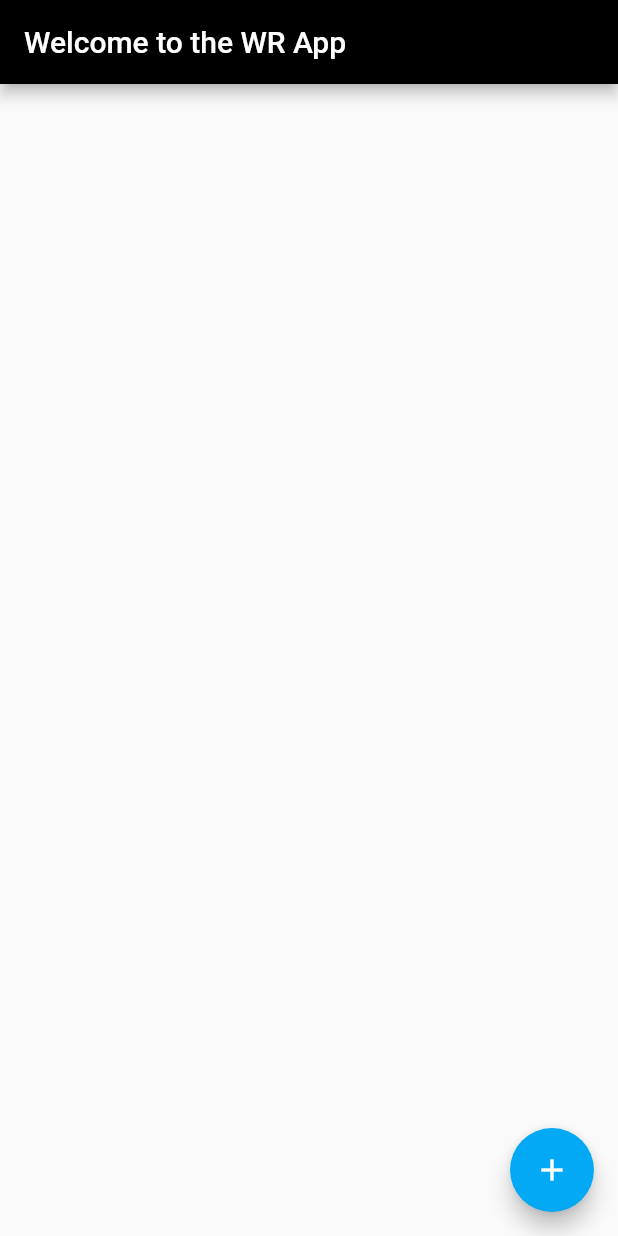
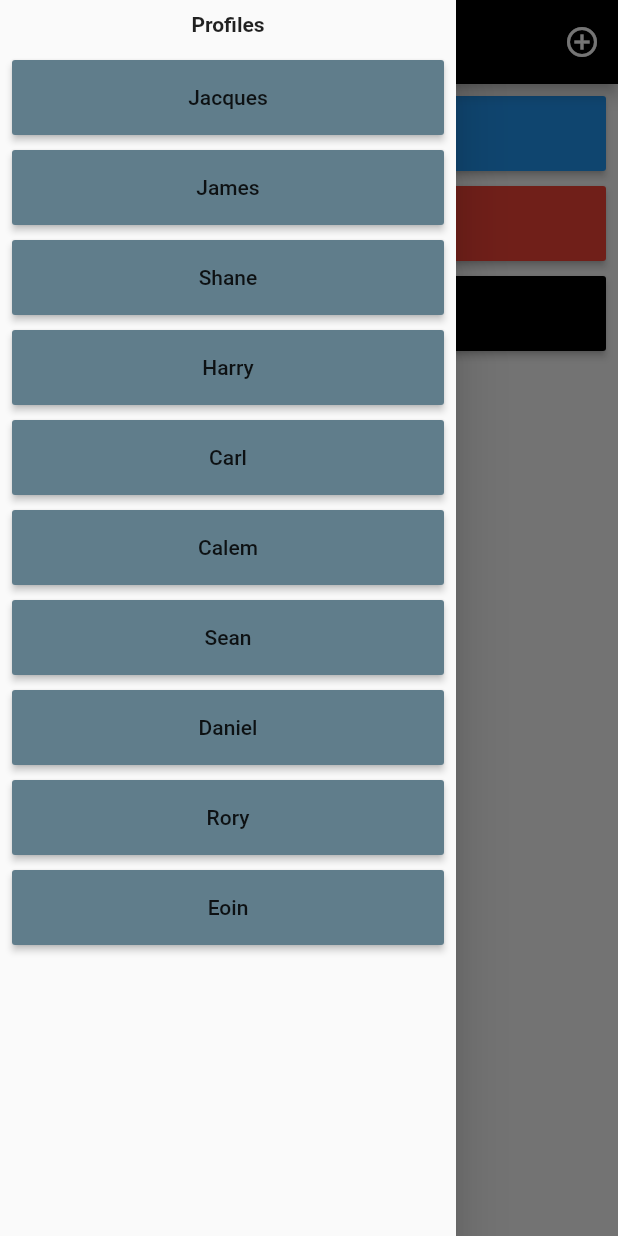
Before and after one commit to jschaeken/wrapp, a Flutter app: the screen it shows after launch, with the side drawer open (before the commit the screen has no drawer), on a phone screen of 412 x 824 dp. Run offline on Flutter 3.47's test engine with Material 2 defaults, Android fonts, the phone set to English and light mode, and no system bars.

Commit message:
Basic UI

```diff
--- a/lib/HomePage.dart
+++ b/lib/HomePage.dart
@@ -1,4 +1,6 @@
 import 'package:flutter/material.dart';
+import 'package:wrapp/Screens/DQList.dart';
+import 'package:wrapp/Screens/ProfileView.dart';
 
 class MyHomePage extends StatefulWidget {
   const MyHomePage({Key? key, required this.title}) : super(key: key);
@@ -9,33 +11,163 @@ class MyHomePage extends StatefulWidget {
 }
 
 class _MyHomePageState extends State<MyHomePage> {
-  int _counter = 0;
+  List<Widget> widgetList = [
+    MaterialButton(
+      height: 250,
+      color: Colors.blue,
+      onPressed: () => {},
+      child: Text('Button'),
+    ),
+    MaterialButton(
+      onPressed: () => {},
+      child: Text('Button'),
+    ),
+    MaterialButton(
+      onPressed: () => {},
+      child: Text('Button'),
+    ),
+    MaterialButton(
+      onPressed: () => {},
+      child: Text('Button'),
+    ),
+    MaterialButton(
+      onPressed: () => {},
+      child: Text('Button'),
+    ),
+  ];
 
-  void _incrementCounter() {
-    setState(() {
-      _counter++;
-    });
-  }
+  List<String> baseNames = [
+    'Jacques',
+    'James',
+    'Shane',
+    'Harry',
+    'Carl',
+    'Calem',
+    'Sean',
+    'Daniel',
+    'Rory',
+    'Eoin',
+  ];
 
+  List<Color> colorSwitches = [
+    Colors.blue,
+    Colors.red,
+    Colors.black,
+  ];
+
+  List<String> topics = [
+    'Betting',
+    'Voting',
+    'DQs',
+  ];
+  List screens = [
+    DQList(),
+  ];
   @override
   Widget build(BuildContext context) {
     return SafeArea(
       child: Scaffold(
+        drawer: Drawer(
+          child: Column(
+            children: [
+              const Center(
+                child: Padding(
+                  padding: EdgeInsets.all(8.0),
+                  child: Text(
+                    'Profiles',
+                    style: TextStyle(fontWeight: FontWeight.bold),
+                  ),
+                ),
+              ),
+              Padding(
+                padding: const EdgeInsets.all(8.0),
+                child: (SingleChildScrollView(
+                  child: ListView.separated(
+                    itemCount: baseNames.length,
+                    shrinkWrap: true,
+                    itemBuilder: (BuildContext context, int index) {
+                      return MaterialButton(
+                        onPressed: () => {
+                          Navigator.push(
+                            context,
+                            MaterialPageRoute(
+                                builder: (context) =>
+                                    ProfileView(baseNames[index])),
+                          ),
+                        },
+                        height: 50,
+                        color: Theme.of(context).colorScheme.background,
+                        child: Center(child: Text(baseNames[index])),
+                      );
+                    },
+                    separatorBuilder: (BuildContext context, int index) {
+                      return SizedBox(
+                        height: 10,
+                      );
+                    },
+                  ),
+                )),
+              ),
+            ],
+          ),
+        ),
         appBar: AppBar(
           title: Text(widget.title),
+          actions: [
+            IconButton(
+              icon: Icon(
+                Icons.add_circle_outline_sharp,
+                color: Theme.of(context).colorScheme.onPrimary,
+              ),
+              onPressed: () => {},
+            ),
+          ],
         ),
-        body: Center(
+        body: Padding(
+          padding: const EdgeInsets.all(8.0),
           child: Column(
-            mainAxisAlignment: MainAxisAlignment.center,
-            children: [Container()],
+            children: [
+              ListView.separated(
+                itemCount: topics.length,
+                shrinkWrap: true,
+                itemBuilder: (BuildContext context, int index) {
+                  return MaterialButton(
+                    height: 50,
+                    onPressed: () => {
+                      Navigator.push(
+                        context,
+                        MaterialPageRoute(builder: (context) => DQList()),
+                      )
+                    },
+                    color: colorSwitches[index % colorSwitches.length],
+                    child: Center(
+                        child: Text(
+                      topics[index],
+                      style: TextStyle(
+                          color: Theme.of(context).colorScheme.onPrimary),
+                    )),
+                  );
+                },
+                separatorBuilder: (BuildContext context, int index) {
+                  return SizedBox(
+                    height: 10,
+                  );
+                },
+              ),
+            ],
           ),
-        ),
-        floatingActionButton: FloatingActionButton(
-          onPressed: _incrementCounter,
-          tooltip: 'Increment',
-          child: const Icon(Icons.add),
         ),
       ),
     );
   }
 }
+/*
+
+DQs
+Bets
+Voting
+Profiles
+Comment section
+
+
+*/
--- a/lib/main.dart
+++ b/lib/main.dart
@@ -1,6 +1,6 @@
 import 'package:flutter/material.dart';
-
 import 'HomePage.dart';
+import 'Screens/ProfileView.dart';
 
 void main() {
   runApp(const MyApp());
@@ -17,15 +17,18 @@ class MyApp extends StatelessWidget {
         colorScheme: _customColorScheme,
       ),
       home: const MyHomePage(title: 'Welcome to the WR App'),
+      routes: {
+        '/profile': (context) => ProfileView('const Test User'),
+      },
     );
   }
 }
 
 const ColorScheme _customColorScheme = ColorScheme(
   primary: Colors.black,
-  secondary: Colors.lightBlue,
+  secondary: Colors.grey,
   surface: Colors.purpleAccent,
-  background: Colors.amber,
+  background: Colors.blueGrey,
   error: Colors.black,
   onPrimary: Colors.white,
   onSecondary: Colors.white,
--- a/pubspec.yaml
+++ b/pubspec.yaml
@@ -61,6 +61,10 @@ flutter:
   # assets:
   #   - images/a_dot_burr.jpeg
   #   - images/a_dot_ham.jpeg
+assets:
+    - assets/images/wrEnhanced.jpg
+
+
 
   # An image asset can refer to one or more resolution-specific "variants", see
   # https://flutter.dev/assets-and-images/#resolution-aware
```
Also changed, not shown: lib/Screens/DQList.dart (added, +110 -0 lines), lib/Screens/ProfileView.dart (added, +57 -0 lines), assets/images/wrEnhanced.jpg (added).
